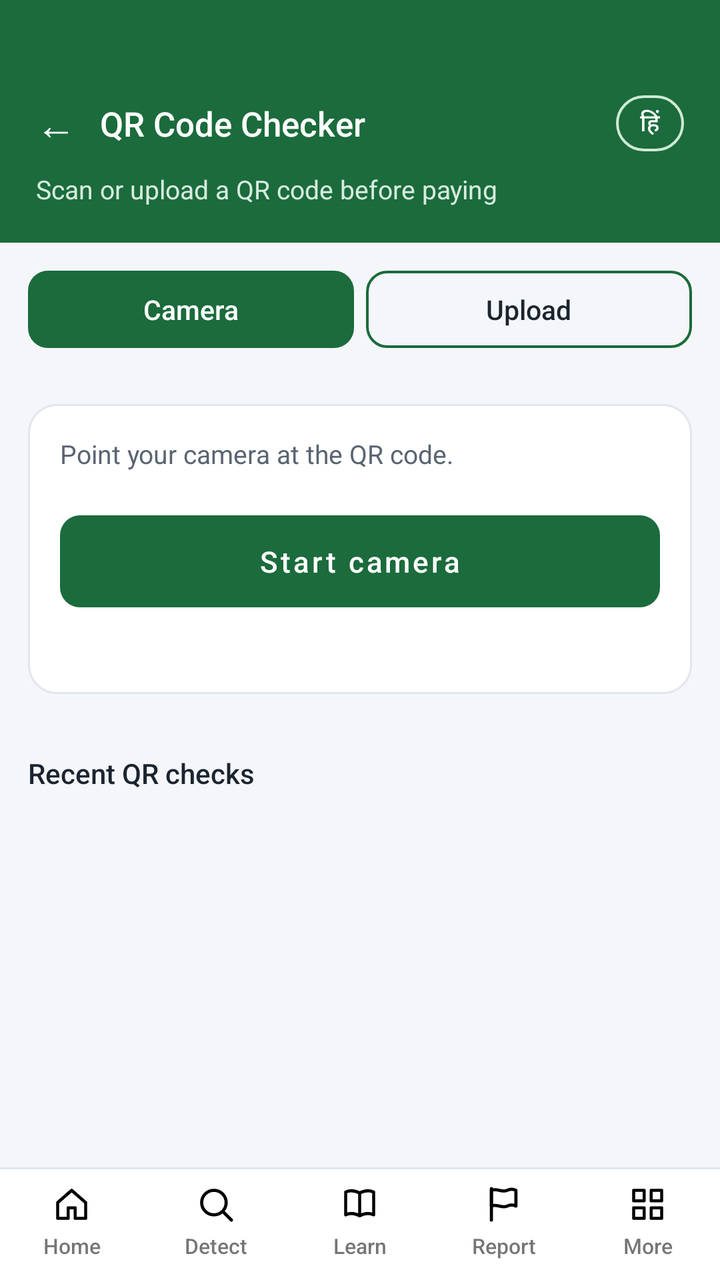
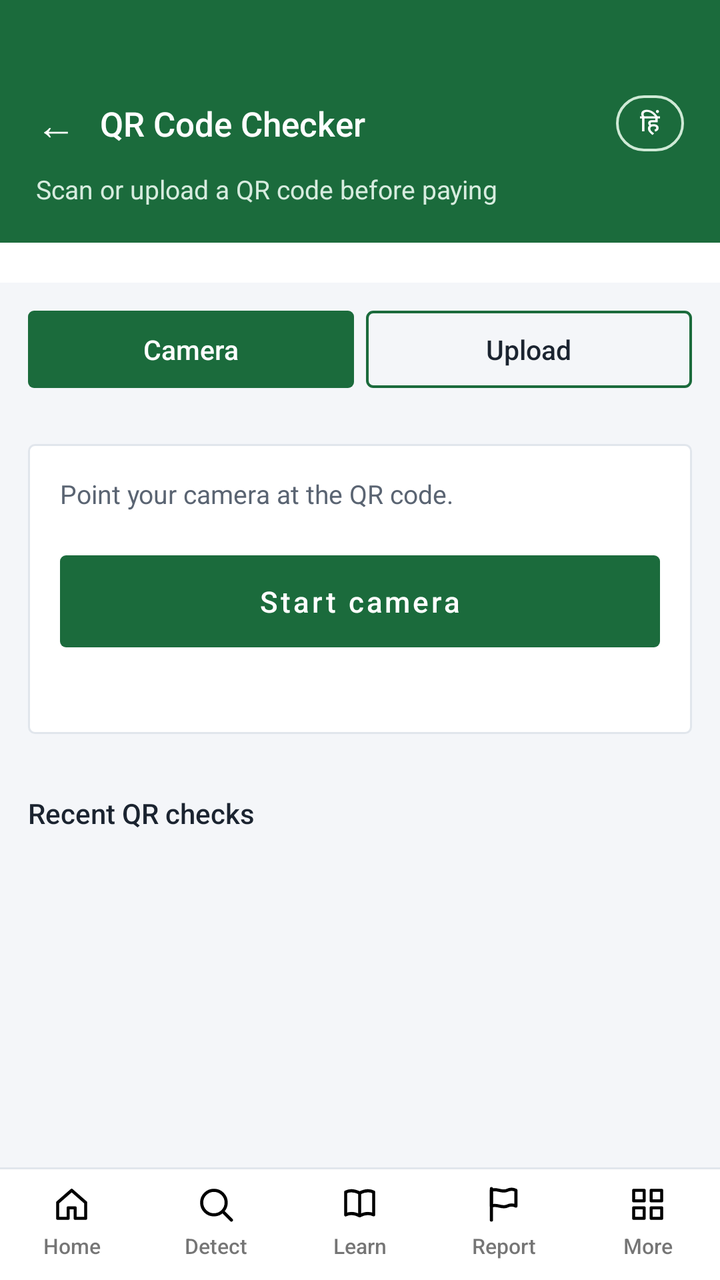

The first picture is an Android layout as it rendered before a commit; the second is the same layout after the commit. The layout source and the unified diff follow.
<!-- AndroidManifest.xml: application theme Theme.CyberSuraksha -->
<!-- res/layout/activity_qr.xml -->
<?xml version="1.0" encoding="utf-8"?>
<LinearLayout xmlns:android="http://schemas.android.com/apk/res/android"
    android:layout_width="match_parent"
    android:layout_height="match_parent"
    android:orientation="vertical"
    android:background="@color/bg">

    
    <LinearLayout
        android:layout_width="match_parent"
        android:layout_height="wrap_content"
        android:background="@color/primary"
        android:orientation="vertical"
        android:paddingHorizontal="18dp"
        android:paddingTop="44dp"
        android:paddingBottom="18dp">

        <LinearLayout
            android:layout_width="match_parent"
            android:layout_height="wrap_content"
            android:orientation="horizontal"
            android:gravity="center_vertical">

            <TextView
                android:id="@+id/backBtn"
                android:layout_width="wrap_content"
                android:layout_height="wrap_content"
                android:text="←"
                android:textColor="@color/white"
                android:textSize="20sp"
                android:paddingEnd="10dp"
                android:paddingVertical="4dp" />

            <TextView
                android:id="@+id/titleText"
                android:layout_width="0dp"
                android:layout_height="wrap_content"
                android:layout_weight="1"
                android:layout_marginStart="2dp"
                android:text="QR Code Checker"
                android:textColor="@color/white"
                android:textSize="17sp"
                android:fontFamily="sans-serif-medium" />

            <TextView
                android:id="@+id/langBtn"
                android:layout_width="wrap_content"
                android:layout_height="wrap_content"
                android:background="@drawable/bg_pill_outline_white"
                android:paddingHorizontal="12dp"
                android:paddingVertical="5dp"
                android:text="हिं"
                android:textColor="@color/white"
                android:textSize="12sp"
                android:fontFamily="sans-serif-medium" />
        </LinearLayout>

        <TextView
            android:id="@+id/subtitleText"
            android:layout_width="match_parent"
            android:layout_height="wrap_content"
            android:layout_marginTop="6dp"
            android:text="Scan or upload a QR code before paying"
            android:textColor="#D7ECDF"
            android:textSize="13sp" />
    </LinearLayout>

    <ScrollView
        android:layout_width="match_parent"
        android:layout_height="0dp"
        android:layout_weight="1"
        android:fillViewport="true">

        <LinearLayout
            android:layout_width="match_parent"
            android:layout_height="wrap_content"
            android:orientation="vertical">

            
            <LinearLayout
                android:layout_width="match_parent"
                android:layout_height="wrap_content"
                android:orientation="horizontal"
                android:layout_margin="14dp"
                android:layout_marginBottom="0dp">

                <TextView
                    android:id="@+id/tabCamera"
                    android:layout_width="0dp"
                    android:layout_weight="1"
                    android:layout_height="wrap_content"
                    android:text="Camera"
                    android:gravity="center"
                    android:textColor="@color/white"
                    android:background="@drawable/bg_btn_primary_green"
                    android:paddingVertical="10dp"
                    android:fontFamily="sans-serif-medium"
                    android:textSize="13.5sp"
                    android:layout_marginEnd="6dp" />

                <TextView
                    android:id="@+id/tabUpload"
                    android:layout_width="0dp"
                    android:layout_weight="1"
                    android:layout_height="wrap_content"
                    android:text="Upload"
                    android:gravity="center"
                    android:textColor="@color/text_main"
                    android:background="@drawable/bg_btn_outline_green"
                    android:paddingVertical="10dp"
                    android:fontFamily="sans-serif-medium"
                    android:textSize="13.5sp" />
            </LinearLayout>

            
            <LinearLayout
                android:id="@+id/cameraPanel"
                android:layout_width="match_parent"
                android:layout_height="wrap_content"
                android:orientation="vertical"
                android:background="@drawable/bg_card_white_round"
                android:layout_margin="14dp"
                android:padding="16dp">

                <TextView
                    android:id="@+id/qrScanHintText"
                    android:layout_width="match_parent"
                    android:layout_height="wrap_content"
                    android:text="Point your camera at the QR code."
                    android:textColor="@color/text_muted"
                    android:textSize="13sp"
                    android:layout_marginBottom="10dp" />

                <androidx.camera.view.PreviewView
                    android:id="@+id/previewView"
                    android:layout_width="match_parent"
                    android:layout_height="320dp"
                    android:background="#111111"
                    android:visibility="gone" />

                <Button
                    android:id="@+id/camStartBtn"
                    android:layout_width="match_parent"
                    android:layout_height="46dp"
                    android:layout_marginTop="12dp"
                    android:background="@drawable/bg_btn_primary_green"
                    android:text="Start camera"
                    android:textAllCaps="false"
                    android:textColor="@color/white"
                    android:fontFamily="sans-serif-medium"
                    android:textSize="14.5sp"
                    android:stateListAnimator="@null" />

                <Button
                    android:id="@+id/camStopBtn"
                    android:layout_width="match_parent"
                    android:layout_height="46dp"
                    android:layout_marginTop="12dp"
                    android:background="@drawable/bg_btn_outline_green"
                    android:text="Stop camera"
                    android:textAllCaps="false"
                    android:textColor="@color/primary"
                    android:fontFamily="sans-serif-medium"
                    android:textSize="14.5sp"
                    android:stateListAnimator="@null"
                    android:visibility="gone" />

                <TextView
                    android:id="@+id/camStatusText"
                    android:layout_width="match_parent"
                    android:layout_height="wrap_content"
                    android:layout_marginTop="10dp"
                    android:textColor="@color/text_muted"
                    android:textSize="12.5sp" />
            </LinearLayout>

            
            <LinearLayout
                android:id="@+id/uploadPanel"
                android:layout_width="match_parent"
                android:layout_height="wrap_content"
                android:orientation="vertical"
                android:background="@drawable/bg_card_white_round"
                android:layout_margin="14dp"
                android:padding="16dp"
                android:visibility="gone">

                <Button
                    android:id="@+id/uploadBtn"
                    android:layout_width="match_parent"
                    android:layout_height="46dp"
                    android:background="@drawable/bg_btn_outline_green"
                    android:text="Upload QR image"
                    android:textAllCaps="false"
                    android:textColor="@color/primary"
                    android:fontFamily="sans-serif-medium"
                    android:textSize="14.5sp"
                    android:stateListAnimator="@null" />

                <ImageView
                    android:id="@+id/uploadPreview"
                    android:layout_width="160dp"
                    android:layout_height="160dp"
                    android:layout_marginTop="10dp"
                    android:layout_gravity="center"
                    android:scaleType="centerInside"
                    android:visibility="gone"
                    android:contentDescription="@null" />

                <TextView
                    android:id="@+id/uploadStatusText"
                    android:layout_width="match_parent"
                    android:layout_height="wrap_content"
                    android:layout_marginTop="10dp"
                    android:textColor="@color/text_muted"
                    android:textSize="12.5sp" />
            </LinearLayout>

            
            <LinearLayout
                android:id="@+id/resultContainer"
                android:layout_width="match_parent"
                android:layout_height="wrap_content"
                android:orientation="vertical"
                android:layout_marginHorizontal="14dp"
                android:layout_marginBottom="16dp" />

            
            <TextView
                android:id="@+id/historyLabel"
                android:layout_width="match_parent"
                android:layout_height="wrap_content"
                android:layout_marginHorizontal="14dp"
                android:layout_marginBottom="8dp"
                android:text="Recent QR checks"
                android:textColor="@color/text_main"
                android:fontFamily="sans-serif-medium"
                android:textSize="14sp" />

            <LinearLayout
                android:id="@+id/historyList"
                android:layout_width="match_parent"
                android:layout_height="wrap_content"
                android:orientation="vertical"
                android:layout_marginHorizontal="14dp"
                android:layout_marginBottom="20dp" />

        </LinearLayout>
    </ScrollView>

    <include
        android:id="@+id/navBottom"
        layout="@layout/nav_bottom" />

</LinearLayout>
<!-- res/layout/nav_bottom.xml (included above) -->
<?xml version="1.0" encoding="utf-8"?>
<LinearLayout xmlns:android="http://schemas.android.com/apk/res/android"
    android:layout_width="match_parent"
    android:layout_height="wrap_content"
    android:background="@drawable/bg_nav_bar"
    android:orientation="horizontal"
    android:paddingTop="8dp"
    android:paddingBottom="10dp">

    <LinearLayout
        android:id="@+id/navHome"
        android:layout_width="0dp"
        android:layout_height="wrap_content"
        android:layout_weight="1"
        android:orientation="vertical"
        android:gravity="center"
        android:clickable="true"
        android:focusable="true">

        <ImageView
            android:layout_width="21dp"
            android:layout_height="21dp"
            android:src="@drawable/ic_home"
            android:contentDescription="@null" />

        <TextView
            android:layout_width="wrap_content"
            android:layout_height="wrap_content"
            android:layout_marginTop="3dp"
            android:text="Home"
            android:textSize="10.5sp"
            android:fontFamily="sans-serif-medium" />
    </LinearLayout>

    <LinearLayout
        android:id="@+id/navDetect"
        android:layout_width="0dp"
        android:layout_height="wrap_content"
        android:layout_weight="1"
        android:orientation="vertical"
        android:gravity="center"
        android:clickable="true"
        android:focusable="true">

        <ImageView
            android:layout_width="21dp"
            android:layout_height="21dp"
            android:src="@drawable/ic_search"
            android:contentDescription="@null" />

        <TextView
            android:layout_width="wrap_content"
            android:layout_height="wrap_content"
            android:layout_marginTop="3dp"
            android:text="Detect"
            android:textSize="10.5sp"
            android:fontFamily="sans-serif-medium" />
    </LinearLayout>

    <LinearLayout
        android:id="@+id/navLearn"
        android:layout_width="0dp"
        android:layout_height="wrap_content"
        android:layout_weight="1"
        android:orientation="vertical"
        android:gravity="center"
        android:clickable="true"
        android:focusable="true">

        <ImageView
            android:layout_width="21dp"
            android:layout_height="21dp"
            android:src="@drawable/ic_book"
            android:contentDescription="@null" />

        <TextView
            android:layout_width="wrap_content"
            android:layout_height="wrap_content"
            android:layout_marginTop="3dp"
            android:text="Learn"
            android:textSize="10.5sp"
            android:fontFamily="sans-serif-medium" />
    </LinearLayout>

    <LinearLayout
        android:id="@+id/navReport"
        android:layout_width="0dp"
        android:layout_height="wrap_content"
        android:layout_weight="1"
        android:orientation="vertical"
        android:gravity="center"
        android:clickable="true"
        android:focusable="true">

        <ImageView
            android:layout_width="21dp"
            android:layout_height="21dp"
            android:src="@drawable/ic_flag"
            android:contentDescription="@null" />

        <TextView
            android:layout_width="wrap_content"
            android:layout_height="wrap_content"
            android:layout_marginTop="3dp"
            android:text="Report"
            android:textSize="10.5sp"
            android:fontFamily="sans-serif-medium" />
    </LinearLayout>

    <LinearLayout
        android:id="@+id/navMore"
        android:layout_width="0dp"
        android:layout_height="wrap_content"
        android:layout_weight="1"
        android:orientation="vertical"
        android:gravity="center"
        android:clickable="true"
        android:focusable="true">

        <ImageView
            android:layout_width="21dp"
            android:layout_height="21dp"
            android:src="@drawable/ic_grid"
            android:contentDescription="@null" />

        <TextView
            android:layout_width="wrap_content"
            android:layout_height="wrap_content"
            android:layout_marginTop="3dp"
            android:text="More"
            android:textSize="10.5sp"
            android:fontFamily="sans-serif-medium" />
    </LinearLayout>

</LinearLayout>
<!-- resources referenced by this layout -->
<resources>
  <color name="bg">#F4F6F9</color>
  <color name="primary">#1B6B3C</color>
  <color name="text_main">#1B2430</color>
  <color name="text_muted">#5A6472</color>
  <color name="white">#FFFFFF</color>
  <!-- drawable bg_btn_outline_green (drawable) -->
  <?xml version="1.0" encoding="utf-8"?>
  <shape xmlns:android="http://schemas.android.com/apk/res/android" android:shape="rectangle">
      <solid android:color="@android:color/transparent" />
      <stroke android:width="1.4dp" android:color="@color/primary" />
      <corners android:radius="10dp" />
  </shape>
  <!-- drawable bg_btn_primary_green (drawable) -->
  <?xml version="1.0" encoding="utf-8"?>
  <shape xmlns:android="http://schemas.android.com/apk/res/android" android:shape="rectangle">
      <solid android:color="@color/primary" />
      <corners android:radius="10dp" />
  </shape>
  <!-- drawable bg_card_white_round (drawable) -->
  <?xml version="1.0" encoding="utf-8"?>
  <shape xmlns:android="http://schemas.android.com/apk/res/android" android:shape="rectangle">
      <solid android:color="@color/white" />
      <stroke android:width="1dp" android:color="@color/border" />
      <corners android:radius="14dp" />
  </shape>
  <!-- drawable bg_nav_bar (drawable) -->
  <?xml version="1.0" encoding="utf-8"?>
  <layer-list xmlns:android="http://schemas.android.com/apk/res/android">
      <item android:height="1dp" android:gravity="top">
          <shape android:shape="rectangle">
              <solid android:color="@color/border" />
          </shape>
      </item>
      <item android:top="1dp">
          <shape android:shape="rectangle">
              <solid android:color="@color/white" />
          </shape>
      </item>
  </layer-list>
  <!-- drawable bg_pill_outline_white (drawable) -->
  <?xml version="1.0" encoding="utf-8"?>
  <shape xmlns:android="http://schemas.android.com/apk/res/android" android:shape="rectangle">
      <solid android:color="@android:color/transparent" />
      <stroke android:width="1.3dp" android:color="#CFEAD6" />
      <corners android:radius="16dp" />
  </shape>
  <!-- drawable ic_grid (drawable) -->
  <?xml version="1.0" encoding="utf-8"?>
  <vector xmlns:android="http://schemas.android.com/apk/res/android"
      android:width="24dp" android:height="24dp" android:viewportWidth="24" android:viewportHeight="24">
      <path android:pathData="M4,4 H10 V10 H4 Z M14,4 H20 V10 H14 Z M4,14 H10 V20 H4 Z M14,14 H20 V20 H14 Z"
          android:fillColor="#00000000" android:strokeColor="#000000"
          android:strokeWidth="1.8" android:strokeLineCap="round" android:strokeLineJoin="round" />
  </vector>
  <!-- drawable ic_home (drawable) -->
  <?xml version="1.0" encoding="utf-8"?>
  <vector xmlns:android="http://schemas.android.com/apk/res/android"
      android:width="24dp" android:height="24dp" android:viewportWidth="24" android:viewportHeight="24">
      <path android:pathData="M4,11 L12,4 L20,11 V20 H14 V14 H10 V20 H4 Z"
          android:fillColor="#00000000" android:strokeColor="#000000"
          android:strokeWidth="1.8" android:strokeLineCap="round" android:strokeLineJoin="round" />
  </vector>
  <style name="Theme.CyberSuraksha" parent="Theme.MaterialComponents.DayNight.NoActionBar">
          <item name="colorPrimary">@color/primary</item>
          <item name="colorPrimaryDark">@color/primary_dark</item>
          <item name="colorAccent">@color/primary</item>
          <item name="android:windowBackground">@color/bg</item>
          <item name="android:statusBarColor">@color/primary</item>
      </style>
  <color name="border">#E1E6EC</color>
  <color name="primary_dark">#124A29</color>
  <!-- unchanged entries left out for length: 3 -->
</resources>

<!-- the commit's change to res/layout/activity_qr.xml (unified diff, before → after) -->
@@ -64,6 +64,15 @@
             android:textColor="#D7ECDF"
             android:textSize="13sp" />
     </LinearLayout>
+
+    <LinearLayout
+        android:id="@+id/detectTabRow"
+        android:layout_width="match_parent"
+        android:layout_height="wrap_content"
+        android:orientation="horizontal"
+        android:background="@color/white"
+        android:paddingHorizontal="14dp"
+        android:paddingVertical="10dp" />
 
     <ScrollView
         android:layout_width="match_parent"
<!-- resource entries referenced after the edit -->
@@ -10,20 +10,20 @@
   <shape xmlns:android="http://schemas.android.com/apk/res/android" android:shape="rectangle">
       <solid android:color="@android:color/transparent" />
       <stroke android:width="1.4dp" android:color="@color/primary" />
-      <corners android:radius="10dp" />
+      <corners android:radius="3dp" />
   </shape>
   <!-- drawable bg_btn_primary_green (drawable) -->
   <?xml version="1.0" encoding="utf-8"?>
   <shape xmlns:android="http://schemas.android.com/apk/res/android" android:shape="rectangle">
       <solid android:color="@color/primary" />
-      <corners android:radius="10dp" />
+      <corners android:radius="3dp" />
   </shape>
   <!-- drawable bg_card_white_round (drawable) -->
   <?xml version="1.0" encoding="utf-8"?>
   <shape xmlns:android="http://schemas.android.com/apk/res/android" android:shape="rectangle">
       <solid android:color="@color/white" />
       <stroke android:width="1dp" android:color="@color/border" />
-      <corners android:radius="14dp" />
+      <corners android:radius="3dp" />
   </shape>
   <!-- drawable bg_nav_bar (drawable) -->
   <?xml version="1.0" encoding="utf-8"?>
